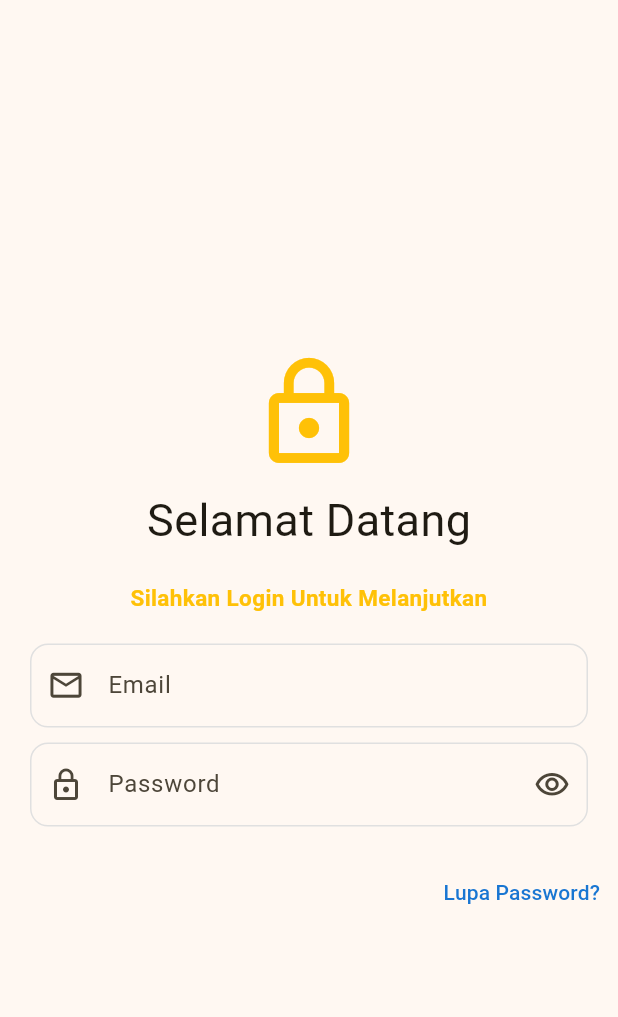
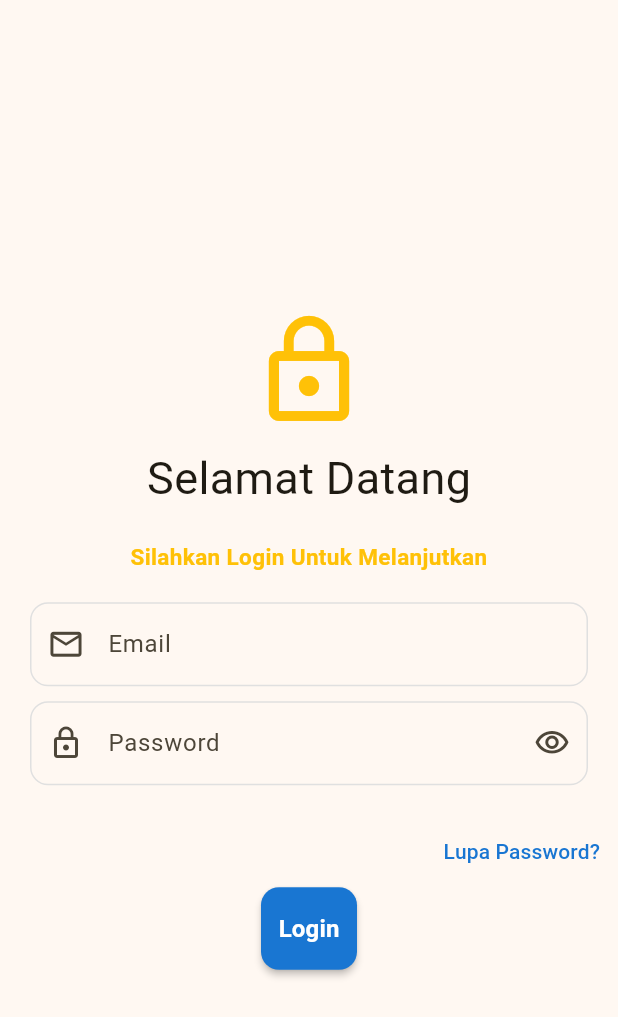
Before and after one commit to sellwia/KB1179-1122140124-UTS, a Flutter app: the Login screen opened directly, on a phone screen of 412 x 824 dp. Shown: the top 1017 px of the screen. Run offline on Flutter 3.47's test engine with Material 3 defaults, Android fonts, the phone set to English and light mode, and no system bars.

Commit message:
button login

```diff
--- a/lib/screen/login.dart
+++ b/lib/screen/login.dart
@@ -77,14 +77,21 @@ class Login extends StatelessWidget {
             decoration: InputDecoration(
             labelText: 'Password',
             hintText : 'Masukkan Password Anda',
+
+            //garis kolom
+
             border: OutlineInputBorder(
               borderRadius: BorderRadius.circular(12.0),
             ),
+
+            //line abu-abu
 
            enabledBorder: OutlineInputBorder(
               borderRadius: BorderRadius.circular(12),
               borderSide: BorderSide(color: Colors.grey[300]!)
             ),
+
+            //line biru
 
             focusedBorder: OutlineInputBorder(
               borderRadius: BorderRadius.circular(12),
@@ -93,6 +100,8 @@ class Login extends StatelessWidget {
               width: 2
               ),
             ),
+
+            //icon
             prefixIcon: const Icon(
                         Icons.lock_outline),
             suffixIcon: const Icon(
@@ -100,10 +109,10 @@ class Login extends StatelessWidget {
                         ),
                         ),
             ],
+            ),
+          ),
 
-            ),
-
-          ),
+          //lupa password
 
           Align(
               alignment: Alignment.centerRight,
@@ -114,6 +123,24 @@ class Login extends StatelessWidget {
                ),
               ),
 
+          // button login
+
+          ElevatedButton(
+            onPressed: () {},
+            style: ElevatedButton.styleFrom(
+              backgroundColor: Colors.blue[700],
+              foregroundColor: Colors.white,
+              padding: const EdgeInsets.symmetric(vertical: 16),
+              shape: RoundedRectangleBorder(
+                borderRadius: BorderRadiusGeometry.circular(12)
+              ),
+              elevation: 2,
+            ),
+            child: const Text(
+              'Login',
+              style: TextStyle(fontSize: 16, fontWeight: FontWeight.bold),
+              ),
+            ),
           ],
         ),
     ),
```
